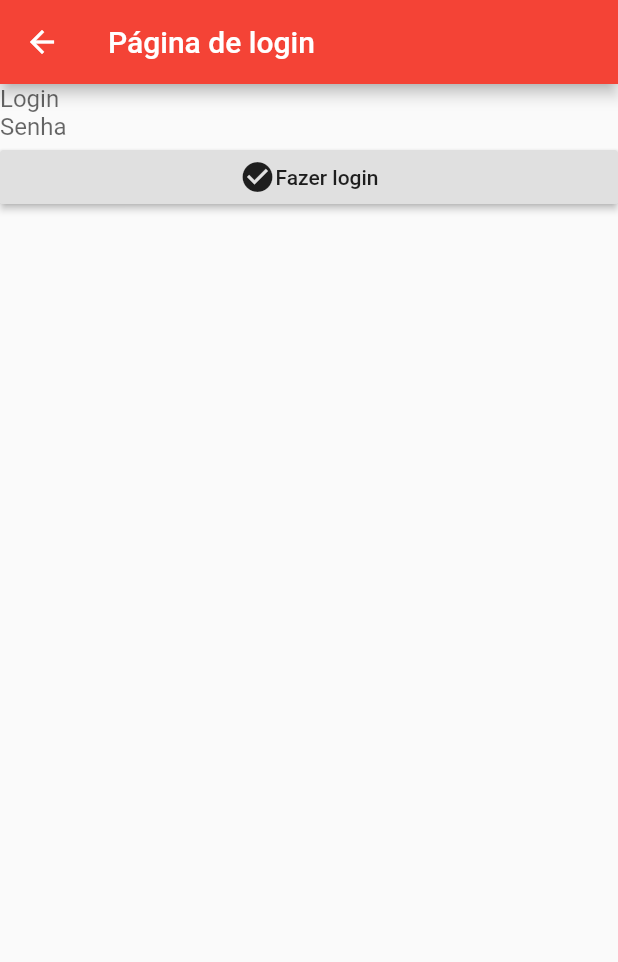
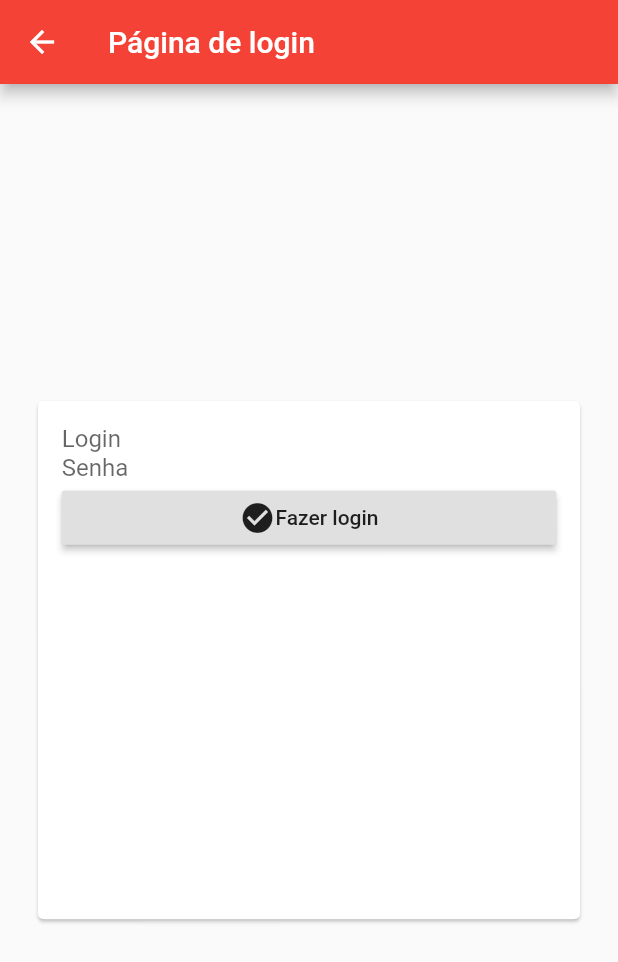
Before and after one commit to Lvght/UFSCarPlanner, a Flutter app: the LoginPage screen opened directly, on a phone screen of 412 x 824 dp. Shown: the top 962 px of the screen. Run offline on Flutter 3.47's test engine with Material 2 defaults, Android fonts, the phone set to English and light mode, and no system bars; our stand-ins replace gradient_app_bar, webview_flutter; network calls fail; statements that could not run were skipped.

```diff
--- a/lib/ui/login_page.dart
+++ b/lib/ui/login_page.dart
@@ -1,6 +1,7 @@
 import 'package:flutter/material.dart';
 import 'package:flutter/widgets.dart' as widgets;
 import 'package:http/http.dart';
+import 'package:ufscarplanner/helpers/MateriaHelper.dart';
 import 'package:webview_flutter/webview_flutter.dart';
 import 'package:ufscarplanner/helpers/UserData.dart';
 
@@ -28,7 +29,10 @@ class _LoginPageState extends State<LoginPage> {
   String _cleanData;
 
   // Cria o WebView
-  WebView _createWebView(String initialUrl, void onPageStartedFunction(String url), void onPageFinishedFunction(String url)) {
+  WebView _createWebView(
+      String initialUrl,
+      void onPageStartedFunction(String url),
+      void onPageFinishedFunction(String url)) {
     return WebView(
       initialUrl: initialUrl,
       javascriptMode: JavascriptMode.unrestricted,
@@ -47,7 +51,8 @@ class _LoginPageState extends State<LoginPage> {
     final userHelper = UserHelper();
 
     // Primeira página: o login acontece aqui.
-    if (url == "https://sistemas.ufscar.br/siga/login.xhtml" && this._done == false) {
+    if (url == "https://sistemas.ufscar.br/siga/login.xhtml" &&
+        this._done == false) {
       this._mensagem = "pode logar";
     }
 
@@ -68,39 +73,57 @@ class _LoginPageState extends State<LoginPage> {
 
     // Aqui a página de Matrículas é carregada.
     if (url == "https://sistemas.ufscar.br/siga/paginas/home.xhtml") {
-      this._webViewController.loadUrl("https://sistemas.ufscar.br/siga/paginas/aluno/listMatriculas.xhtml");
+      this._webViewController.loadUrl(
+          "https://sistemas.ufscar.br/siga/paginas/aluno/listMatriculas.xhtml");
     }
 
     // Aqui executa-se o JS necessário na página de matrículas para que se possa avançar
-    if (url == "https://sistemas.ufscar.br/siga/paginas/aluno/listMatriculas.xhtml")
-      this._webViewController.evaluateJavascript("document.getElementById('aluno-matriculas-form:matriculas-table:0:matricula').click();");
-    if (url.contains("https://sistemas.ufscar.br/siga/paginas/aluno/acoesMatricula.xhtml?"))
-      this._webViewController.evaluateJavascript("document.getElementById('acoes-matriculas-form:solicitacao-inscricao-link').click();");
-    if (url.contains("https://sistemas.ufscar.br/siga/paginas/aluno/inscricoesResultados.xhtml?")) {
-      String rawData = await this._webViewController.evaluateJavascript("document.documentElement.innerHTML;");
-      user.ira = rawData.split("IRA")[1].split(">")[2].split(contrabarra + "u003C" + "/span")[0];
+    if (url ==
+        "https://sistemas.ufscar.br/siga/paginas/aluno/listMatriculas.xhtml")
+      this._webViewController.evaluateJavascript(
+          "document.getElementById('aluno-matriculas-form:matriculas-table:0:matricula').click();");
+    if (url.contains(
+        "https://sistemas.ufscar.br/siga/paginas/aluno/acoesMatricula.xhtml?"))
+      this._webViewController.evaluateJavascript(
+          "document.getElementById('acoes-matriculas-form:solicitacao-inscricao-link').click();");
+    if (url.contains(
+        "https://sistemas.ufscar.br/siga/paginas/aluno/inscricoesResultados.xhtml?")) {
+      String rawData = await this
+          ._webViewController
+          .evaluateJavascript("document.documentElement.innerHTML;");
+      user.ira = rawData
+          .split("IRA")[1]
+          .split(">")[2]
+          .split(contrabarra + "u003C" + "/span")[0];
       debugPrint("VALOR DO IRA = ${user.ira}");
 
-      user.nome = rawData.split("${this._loginTextController.text} - ")[1].split(contrabarra + "u003C" + "/span>")[0];
+      user.nome = rawData
+          .split("${this._loginTextController.text} - ")[1]
+          .split(contrabarra + "u003C" + "/span>")[0];
       debugPrint("Valor do nome = ${user.nome}");
 
-      this
-          ._webViewController
-          .evaluateJavascript("document.getElementById('inscricao-resultados-form:periodo-regular-andamento-table:0:j_idt113').click();");
+      this._webViewController.evaluateJavascript(
+          "document.getElementById('inscricao-resultados-form:periodo-regular-andamento-table:0:j_idt113').click();");
     }
 
-    if (url.contains("https://sistemas.ufscar.br/siga/paginas/aluno/resumoInscricoesResultados.xhtml?")) {
-      _rawData = await this._webViewController.evaluateJavascript("document.documentElement.innerHTML;");
+    if (url.contains(
+        "https://sistemas.ufscar.br/siga/paginas/aluno/resumoInscricoesResultados.xhtml?")) {
+      _rawData = await this
+          ._webViewController
+          .evaluateJavascript("document.documentElement.innerHTML;");
       print("->>>>>>>>>>>>>>>>>>>>>>>>>>>>>>>>>>>>>>>>>>>>>>>>>>>>>>>" +
-          this._rawData.split("inscricao-resultados-form:atividades-inscritas-table:tb")[1]);
-      this._webViewController.evaluateJavascript("document.getElementById('logout-form:sair-link').click();");
+          this._rawData.split(
+              "inscricao-resultados-form:atividades-inscritas-table:tb")[1]);
+      this._webViewController.evaluateJavascript(
+          "document.getElementById('logout-form:sair-link').click();");
       this._done = true;
     }
 
     print("Esta página foi carregada: $url");
   }
 
-  InputDecoration _getInputDecoration(String labelText) => InputDecoration.collapsed(
+  InputDecoration _getInputDecoration(String labelText) =>
+      InputDecoration.collapsed(
         hintText: labelText,
       );
 
@@ -116,15 +139,18 @@ class _LoginPageState extends State<LoginPage> {
     //TODO ARRUMA ISSO AI
     String cleanData = "";
     String i = s
-        .split("Segue abaixo a lista de inscrições e resultados neste periodo letivo.")[1]
-        .split("inscricao-resultados-form:atividades-inscritas-table:5:j_idt171")[0]
+        .split("Segue abaixo a lista de inscrições e resultados neste periodo letivo.")[
+            1]
+        .split(
+            "inscricao-resultados-form:atividades-inscritas-table:5:j_idt171")[0]
         .replaceAll(contrabarra + 'u003C', "<")
         .replaceAll("<td", "<>TD<")
         .replaceAll("<tr", "<>TR<")
         .replaceAll('class=\\"rf-dt-c\\"', "");
 
     for (int j = 0; j < i.replaceAll(">", "<").split("<").length; j++) {
-      if (j % 2 == 0) cleanData += "<sploint>" + i.replaceAll(">", "<").split("<")[j];
+      if (j % 2 == 0)
+        cleanData += "<sploint>" + i.replaceAll(">", "<").split("<")[j];
     }
     var aux;
     do {
@@ -133,19 +159,33 @@ class _LoginPageState extends State<LoginPage> {
       cleanData = cleanData.replaceAll(contrabarra + contrabarra, contrabarra);
       cleanData = cleanData.replaceAll(' ' + contrabarra, contrabarra);
       cleanData = cleanData.replaceAll("  ", " ");
-      cleanData = cleanData.replaceAll(contrabarra + "t" + contrabarra + "t", contrabarra + "t");
+      cleanData = cleanData.replaceAll(
+          contrabarra + "t" + contrabarra + "t", contrabarra + "t");
     } while (cleanData != aux);
     aux = cleanData.split("<sploint>");
     cleanData = "";
     for (int j = 0; j < aux.length; j++) {
-      if (aux[j] != contrabarra + "n" + contrabarra + "t" && aux[j] != contrabarra + "n") cleanData += aux[j] + "\n";
+      if (aux[j] != contrabarra + "n" + contrabarra + "t" &&
+          aux[j] != contrabarra + "n") cleanData += aux[j] + "\n";
     }
     int td = -1;
 
     List<Map<String, String>> mapList = new List<Map<String, String>>();
-    Map<String, String> mapaDasAulas = {"Aula": "", "Turma": "", "Dias/Horarios": "", "Ministrantes": "", "Operacoes": ""};
+    Map<String, String> mapaDasAulas = {
+      "Aula": "",
+      "Turma": "",
+      "Dias/Horarios": "",
+      "Ministrantes": "",
+      "Operacoes": ""
+    };
     Map<String, String> mapaDeChecagem = mapaDasAulas;
-    List<String> lista = ["Aula", "Turma", "Dias/Horarios", "Ministrantes", "Operacoes"];
+    List<String> lista = [
+      "Aula",
+      "Turma",
+      "Dias/Horarios",
+      "Ministrantes",
+      "Operacoes"
+    ];
 
     // O for se inicia no '7' para que conteúdo desnecessário da página seja pulado.
     // Este valor não possui significado lógico e sim estrutural.
@@ -155,7 +195,13 @@ class _LoginPageState extends State<LoginPage> {
         if (mapaDasAulas != mapaDeChecagem) {
           mapList.add(mapaDasAulas);
         }
-        mapaDasAulas = {"Aula": "", "Turma": "", "Dias/Horarios": "", "Ministrantes": "", "Operacoes": ""};
+        mapaDasAulas = {
+          "Aula": "",
+          "Turma": "",
+          "Dias/Horarios": "",
+          "Ministrantes": "",
+          "Operacoes": ""
+        };
       } else if (cleanData.split("\n")[j] == "TD") {
         td++;
       } else {
@@ -169,8 +215,6 @@ class _LoginPageState extends State<LoginPage> {
     this.user.agendamento();
     output.agendamento();
 
-    debugPrint("SAIDA DA COLETA = ${output.materias.toString()}");
-
     return this.user;
   }
 
@@ -180,11 +224,18 @@ class _LoginPageState extends State<LoginPage> {
         appBar: AppBar(
           title: widgets.Text("Página de login"),
         ),
-      body: Column(
+        body: Center(child: Card(
+          color: Colors.white,
+          child: Container(
+            width:  MediaQuery.of(context).size.width*0.80,
+            height:  MediaQuery.of(context).size.width*0.80,
+            margin:EdgeInsets.fromLTRB(16, 16, 16,0) ,
+          child: Column(
             children: <Widget>[
               TextField(
                 decoration: _getInputDecoration('Login'),
                 controller: _loginTextController,
+                keyboardType: TextInputType.number,
               ),
               TextField(
                 decoration: _getInputDecoration('Senha'),
@@ -194,15 +245,25 @@ class _LoginPageState extends State<LoginPage> {
               RaisedButton(
                 child: Row(
                   mainAxisAlignment: MainAxisAlignment.center,
-              children: <Widget>[Icon(Icons.check_circle), widgets.Text("Fazer login")],
+                  children: <Widget>[
+                    Icon(Icons.check_circle),
+                    widgets.Text("Fazer login")
+                  ],
                 ),
                 onPressed: () {
                   print("Botão pressionado");
 
                   // Ativa o WebView
-              this._webViewController.evaluateJavascript("document.getElementById('login:usuario').value = '" + _loginTextController.text + "';");
-              this._webViewController.evaluateJavascript("document.getElementById('login:password').value = '" + _passwordTextController.text + "';");
-              this._webViewController.evaluateJavascript("document.getElementById('login:loginButton').click();");
+                  this._webViewController.evaluateJavascript(
+                      "document.getElementById('login:usuario').value = '" +
+                          _loginTextController.text +
+                          "';");
+                  this._webViewController.evaluateJavascript(
+                      "document.getElementById('login:password').value = '" +
+                          _passwordTextController.text +
+                          "';");
+                  this._webViewController.evaluateJavascript(
+                      "document.getElementById('login:loginButton').click();");
                 },
               ),
               Visibility(
@@ -211,12 +272,15 @@ class _LoginPageState extends State<LoginPage> {
                     // efetivamente, nada será mostrado na tela
                     height: 20,
                     width: 20,
-                child: this._createWebView("https://sistemas.ufscar.br/siga/login.xhtml", this._onPageStartedFunct, this._onPageFinishedFunct)),
+                    child: this._createWebView(
+                        "https://sistemas.ufscar.br/siga/login.xhtml",
+                        this._onPageStartedFunct,
+                        this._onPageFinishedFunct)),
                 maintainState: true,
                 visible: false,
               ),
             ],
           ),
-    );
+        ))));
   }
 }
```
Also changed, not shown: lib/helpers/MateriaHelper.dart (+15 -11 lines), lib/helpers/UserData.dart (+8 -3 lines), lib/helpers/pagina_dia.dart (deleted, +0 -34 lines), lib/ui/pagina_agenda.dart (+28 -4 lines). Lines whose indentation alone changed are shown as unchanged.
